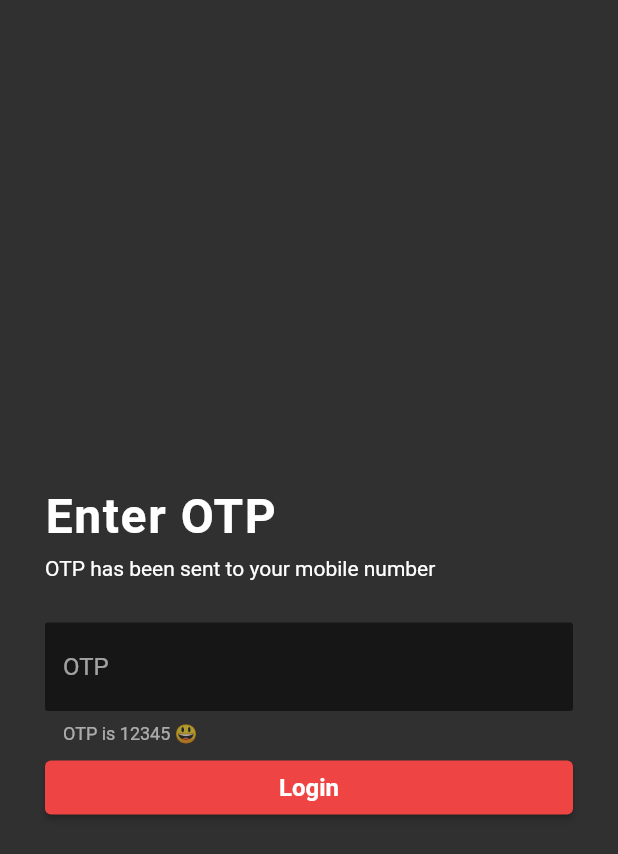
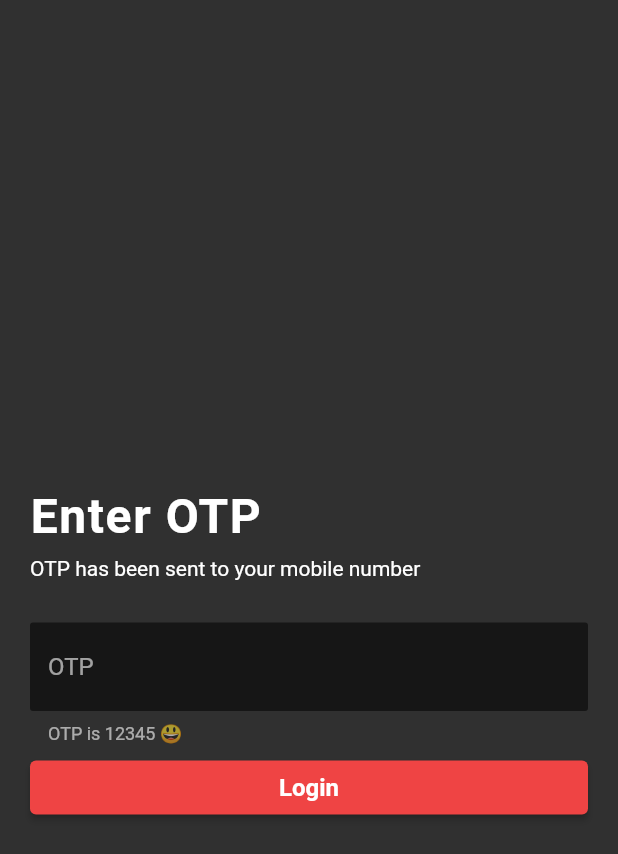
Before and after one commit to chenchunaidu/flutter_boilerplate, a Flutter app: the OTP screen opened by its route, on a phone screen of 412 x 824 dp. Shown: the top 854 px of the screen. Run offline on Flutter 3.47's test engine with Material 2 defaults, Android fonts, the phone set to English and light mode, and no system bars; our stand-ins replace date_time_picker, form_validator, get; missing offline and left inert: dart:ffi; network calls fail.

Commit message:
fix: fixed padding

```diff
--- a/lib/layout/bottom-navigation-bar.dart
+++ b/lib/layout/bottom-navigation-bar.dart
@@ -59,7 +59,7 @@ class _ScaffoldWithBottomNavBarState extends State<ScaffoldWithBottomNavBar> {
   Widget build(BuildContext context) {
     return Scaffold(
       appBar: CustomAppBar(height: 50, child: Container()),
-      body: Padding(padding: EdgeInsets.all(Insets.lg), child: widget.child),
+      body: Padding(padding: EdgeInsets.all(Insets.xl), child: widget.child),
       bottomNavigationBar: widget.navbar ?? true
           ? BottomNavigationBar(
               showUnselectedLabels: true,
--- a/lib/screens/login.dart
+++ b/lib/screens/login.dart
@@ -11,7 +11,6 @@ class Login extends StatelessWidget {
   @override
   Widget build(BuildContext context) {
     return Container(
-        padding: const EdgeInsets.all(Insets.xl),
         child: const VStack(
             mainAxisAlignment: MainAxisAlignment.spaceEvenly,
             children: [
--- a/lib/screens/otp.dart
+++ b/lib/screens/otp.dart
@@ -18,7 +18,6 @@ class _OtpState extends State<OTP> {
   @override
   Widget build(BuildContext context) {
     return Container(
-        padding: EdgeInsets.all(Insets.xl),
         child:
             VStack(mainAxisAlignment: MainAxisAlignment.spaceEvenly, children: [
       VStack(
```
Lines whose indentation alone changed are shown as unchanged.
